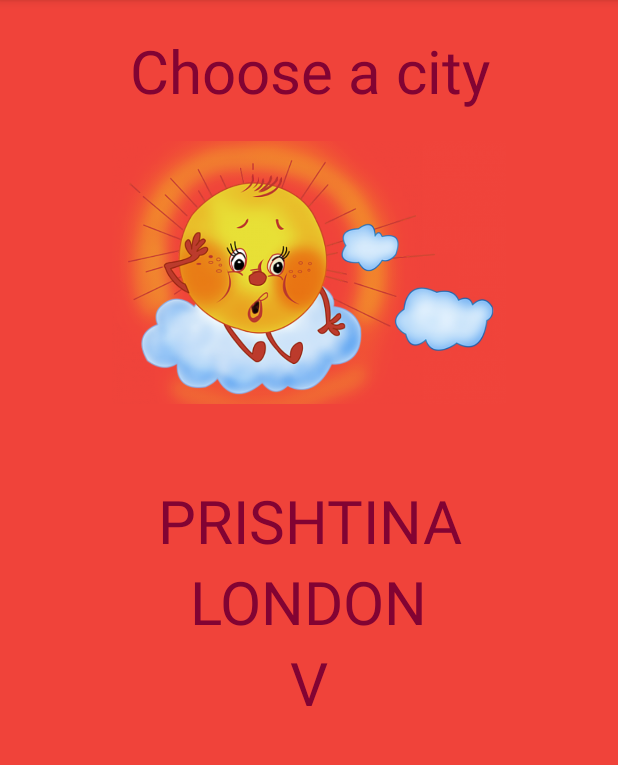
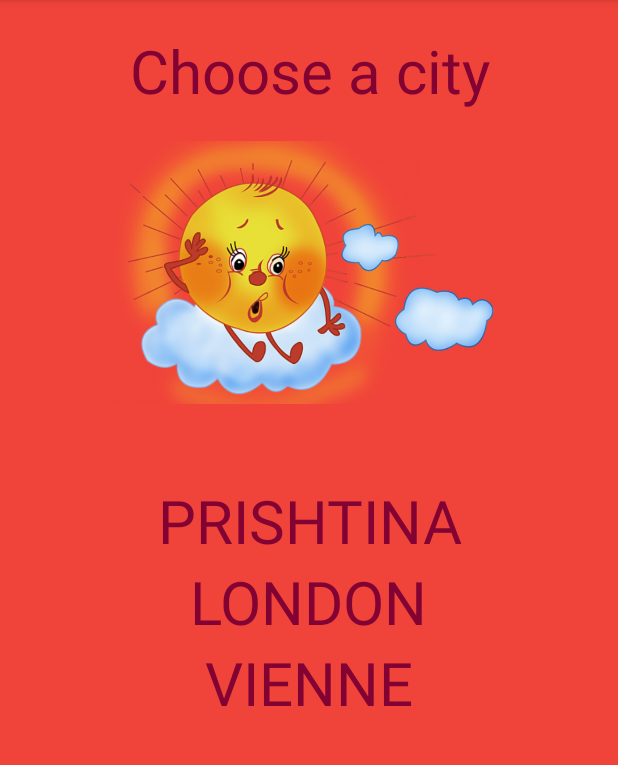
Before and after one commit to Cantouchdis/WeatherApp, an Android app: the screen it shows after launch (WeatherActivity), on a phone screen of 412 x 824 dp, the part 84-849 px from its top. Run offline under Robolectric (Android 15) with nearby library versions, the phone set to English and light mode, and no system bars.

Commit message:
Update strings.xml

```diff
--- a/app/src/main/res/values/strings.xml
+++ b/app/src/main/res/values/strings.xml
@@ -3,7 +3,7 @@
     <string name="choose_a_city">Choose a city</string>
     <string name="first_city">PRISHTINA</string>
     <string name="second_city">LONDON</string>
-    <string name="third_city">V</string>
+    <string name="third_city">VIENNE</string>
     <string name="weather_logo_desc">weather_logo</string>
     <string name="title_activity_city">CityActivity</string>
 </resources>
```
